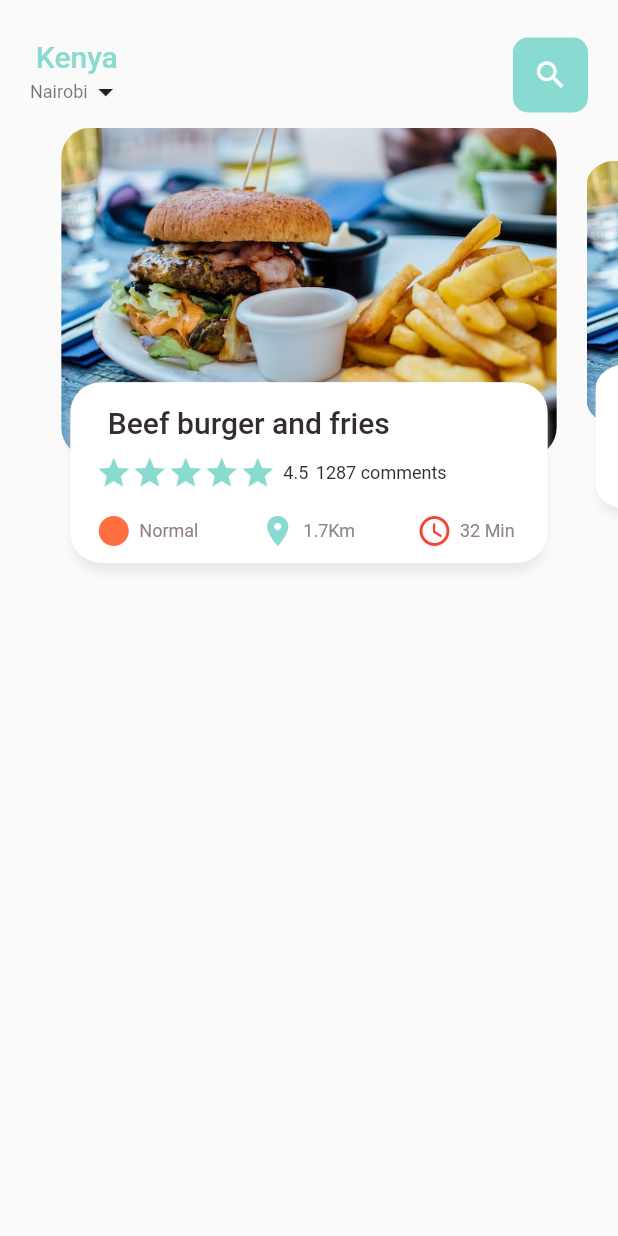
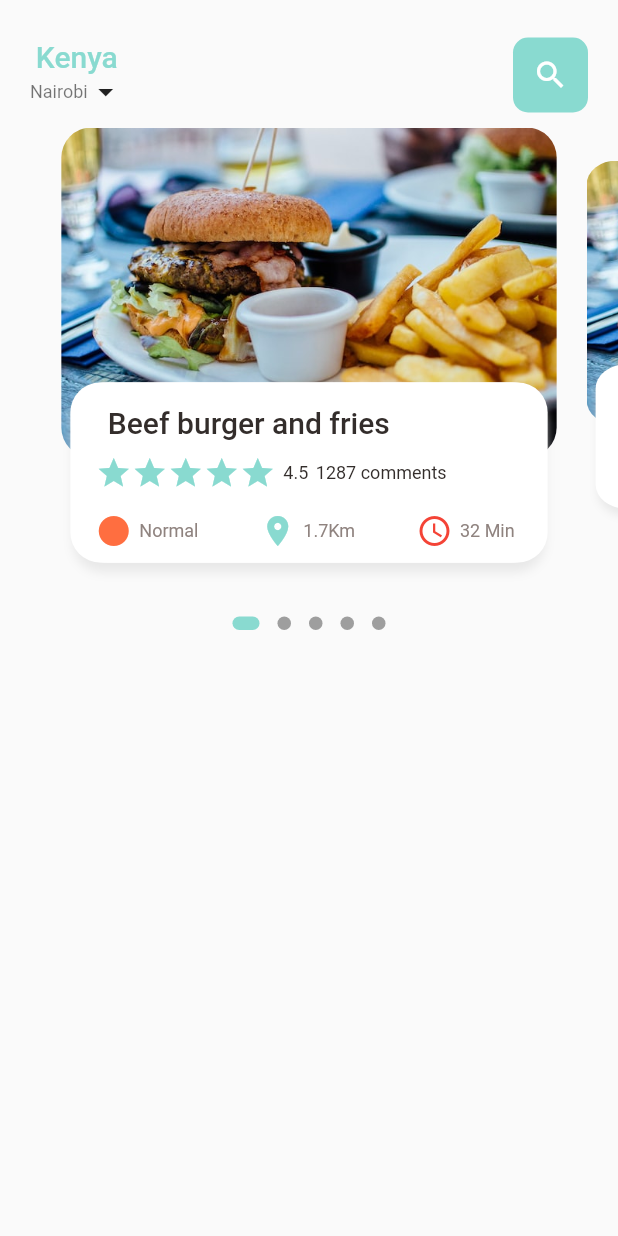
Before and after one commit to Calvin-Ngugi/food-delivery-app, a Flutter app: the screen it shows after launch, on a phone screen of 412 x 824 dp. Run offline on Flutter 3.47's test engine with Material 2 defaults, Android fonts, the phone set to English and light mode, and no system bars; drawn by our look-alikes of dots_indicator.

```diff
--- a/lib/home/food_page_body.dart
+++ b/lib/home/food_page_body.dart
@@ -1,3 +1,4 @@
+import 'package:dots_indicator/dots_indicator.dart';
 import 'package:flutter/material.dart';
 import 'package:food_delivery/utils/colors.dart';
 import 'package:food_delivery/widgets/big_text.dart';
@@ -34,7 +35,9 @@ class _FoodPageBodyState extends State<FoodPageBody> {
 
   @override
   Widget build(BuildContext context) {
-    return SizedBox(
+    return Column(
+      children: [
+        SizedBox(
           height: 320,
           child: PageView.builder(
               controller: pageController,
@@ -42,6 +45,17 @@ class _FoodPageBodyState extends State<FoodPageBody> {
               itemBuilder: (context, position){
             return _buildPageItem(position);
           })
+        ),
+          DotsIndicator(
+          dotsCount: 5,
+          position: _currPageValue,
+          decorator: DotsDecorator(
+            activeColor: AppColors.mainColor,
+            size: const Size.square(9.0),
+            activeSize: const Size(18.0, 9.0),
+            activeShape: RoundedRectangleBorder(borderRadius: BorderRadius.circular(5.0)),
+          ),)
+      ],
     );
   }
   Widget _buildPageItem(int index){
--- a/pubspec.yaml
+++ b/pubspec.yaml
@@ -30,7 +30,8 @@ environment:
 dependencies:
   flutter:
     sdk: flutter
-
+  get: ^4.1.4
+  dots_indicator: ^2.0.0
 
   # The following adds the Cupertino Icons font to your application.
   # Use with the CupertinoIcons class for iOS style icons.
```
Also changed, not shown: pubspec.lock. Lines whose indentation alone changed are shown as unchanged.
